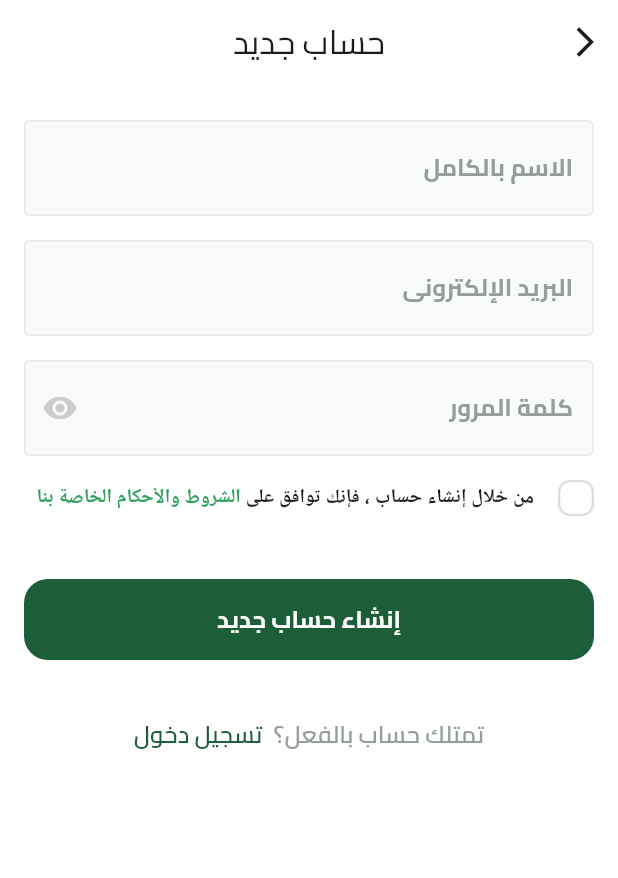
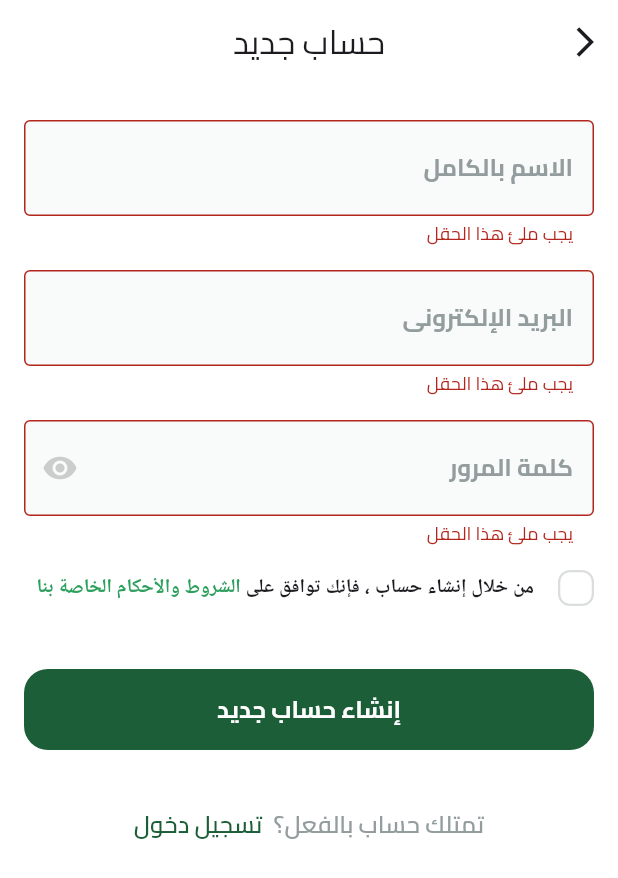
Before and after one commit to abdoAyman24/fruit, a Flutter app: the SinUp screen opened by its route, after a tap on "إنشاء حساب جديد", on a phone screen of 412 x 824 dp. Shown: the top 878 px of the screen. Run offline on Flutter 3.47's test engine with Material 3 defaults, Android fonts, the phone set to English and light mode, and no system bars; drawn by our look-alikes of modal_progress_hud_nsn; our stand-ins replace bloc, cloud_firestore, dartz, dots_indicator, firebase_auth, firebase_core and 4 more; accounts and stored records are empty.

Commit message:
password visible

```diff
--- a/lib/Core/Widget/custom_text_form_field.dart
+++ b/lib/Core/Widget/custom_text_form_field.dart
@@ -7,16 +7,24 @@ class CustomTextFormField extends StatelessWidget {
     super.key,
     required this.hint,
     required this.keyboardType,
-    this.widget,
+    this.widget, this.onSave,  this.obscureText =false,
   });
-
+final bool obscureText ;
   final String hint;
   final TextInputType keyboardType;
   final Widget? widget;
+  final void Function(String?)? onSave ;
   @override
   Widget build(BuildContext context) {
     return TextFormField(
-
+      obscureText: obscureText,
+      onSaved:onSave ,
+      validator: (value) {
+        if (value == null || value.isEmpty) {
+          return 'يجب ملئ هذا الحقل';
+        }
+        return null;
+      },
       cursorColor: appColor.primary,
       showCursor: true,
       keyboardType: keyboardType,
--- a/lib/Core/services/service_locator.dart
+++ b/lib/Core/services/service_locator.dart
@@ -5,7 +5,7 @@ import 'package:get_it/get_it.dart';
 
 final getIt = GetIt.instance;
 
-void setup() {
+void setupGetIt() {
   getIt.registerSingleton<FirebaseAuthService>(FirebaseAuthService());
   getIt.registerSingleton<AuthRepo>(RepoImpl(
      firebaseAuthService:  getIt<FirebaseAuthService>(),
--- /dev/null
+++ b/lib/Feature/Auth/Presentation/View/Widget/password_field.dart
@@ -0,0 +1,37 @@
+import 'package:flutter/material.dart';
+import 'package:fruit_hup/Core/Widget/custom_text_form_field.dart';
+
+class PasswordField extends StatefulWidget {
+  const PasswordField({super.key, required this.onSave});
+  final void Function(String?) onSave;
+  @override
+  State<PasswordField> createState() => _PasswordFieldState();
+}
+
+class _PasswordFieldState extends State<PasswordField> {
+  bool obscureText = true;
+  @override
+  Widget build(BuildContext context) {
+    return CustomTextFormField(
+      obscureText: obscureText,
+      onSave: widget.onSave,
+      hint: 'كلمة المرور',
+      keyboardType: TextInputType.visiblePassword,
+      widget: IconButton(
+        onPressed: () {
+
+          setState(() {
+           obscureText = !obscureText;
+          });
+        },
+        icon: obscureText? Icon(
+          Icons.remove_red_eye_sharp,
+          color: Colors.grey.withOpacity(0.5),
+        ) : Icon(
+          Icons.visibility_off,
+          color: Colors.grey.withOpacity(0.5),
+        ),
+      ),
+    );
+  }
+}
--- /dev/null
+++ b/lib/Feature/Auth/Presentation/View/Widget/sign_up_view_body_bloc_consumare.dart
@@ -0,0 +1,32 @@
+import 'package:flutter/material.dart';
+import 'package:flutter_bloc/flutter_bloc.dart';
+import 'package:fruit_hup/Core/helper_function/builder_Snack_Bare.dart';
+import 'package:fruit_hup/Feature/Auth/Presentation/View/Widget/sin_up_body.dart';
+import 'package:fruit_hup/Feature/Auth/Presentation/manager/signUp%20Cubit/cubit/sin_up_cubit.dart';
+import 'package:modal_progress_hud_nsn/modal_progress_hud_nsn.dart';
+
+class SignUpViewBodyBlocConsumar extends StatelessWidget {
+  const SignUpViewBodyBlocConsumar({super.key});
+
+  @override
+  Widget build(BuildContext context) {
+    return BlocConsumer<SinUpCubit, SinUpState>(
+      listener: (context, state) {
+        if (state is SignUpFailure) {
+          builderSnackBare(context, state.errorMessage);
+        }
+         if (state is SinUpSucces) {
+          builderSnackBare(context, 'تم إنشاء الحساب بنجاح ');
+        }
+      },
+      builder: (context, state) {
+        return ModalProgressHUD(
+          inAsyncCall: state is SignUpLoading ? true : false,
+          child: SinUpViewBody(),
+        );
+      },
+    );
+  }
+
+
+}
--- a/lib/Feature/Auth/Presentation/View/Widget/sin_up_body.dart
+++ b/lib/Feature/Auth/Presentation/View/Widget/sin_up_body.dart
@@ -1,45 +1,75 @@
 import 'package:flutter/material.dart';
+import 'package:flutter_bloc/flutter_bloc.dart';
 import 'package:fruit_hup/Core/Widget/custom_button.dart';
 import 'package:fruit_hup/Core/Widget/custom_text_form_field.dart';
 import 'package:fruit_hup/Feature/Auth/Presentation/View/Widget/have_an_acount.dart';
+import 'package:fruit_hup/Feature/Auth/Presentation/View/Widget/password_field.dart';
 import 'package:fruit_hup/Feature/Auth/Presentation/View/Widget/terms_condition_widget.dart';
+import 'package:fruit_hup/Feature/Auth/Presentation/manager/signUp%20Cubit/cubit/sin_up_cubit.dart';
 
-class SinUpBody extends StatelessWidget {
-  const SinUpBody({super.key});
+class SinUpViewBody extends StatefulWidget {
+  const SinUpViewBody({super.key});
 
+  @override
+  State<SinUpViewBody> createState() => _SinUpViewBodyState();
+}
+
+class _SinUpViewBodyState extends State<SinUpViewBody> {
+  final GlobalKey<FormState> formKey = GlobalKey();
+  AutovalidateMode autovalidateMode = AutovalidateMode.disabled;
+  late String userName, password, email;
   @override
   Widget build(BuildContext context) {
     return SingleChildScrollView(
       child: Padding(
         padding: const EdgeInsets.symmetric(horizontal: 16.0),
+        child: Form(
+          key: formKey,
+          autovalidateMode: autovalidateMode,
           child: Column(
             children: [
               const SizedBox(height: 24),
               CustomTextFormField(
+                onSave: (value) {
+                  userName = value!;
+                },
                 hint: 'الاسم بالكامل',
                 keyboardType: TextInputType.name,
               ),
               const SizedBox(height: 16),
               CustomTextFormField(
+                onSave: (value) {
+                  email = value!;
+                },
                 hint: 'البريد الإلكترونى',
                 keyboardType: TextInputType.emailAddress,
               ),
               const SizedBox(height: 16),
-            CustomTextFormField(
-              hint: 'كلمة المرور',
-              keyboardType: TextInputType.visiblePassword,
-              widget: IconButton(
-                onPressed: () {},
-                icon: Icon(
-                  Icons.remove_red_eye_sharp,
-                  color: Colors.grey.withOpacity(0.5),
-                ),
-              ),
+              PasswordField(
+                onSave: (value) {
+                  password = value!;
+                },
               ),
               const SizedBox(height: 16),
               TermsConditionWidget(),
               const SizedBox(height: 42),
-            CusttomButtom(onPressed: () {}, text: 'إنشاء حساب جديد'),
+              CusttomButtom(
+                onPressed: () {
+                  if (formKey.currentState!.validate()) {
+                    formKey.currentState!.save();
+                    context.read<SinUpCubit>().CreateUserWithEmaiAndPAssword(
+                      email: email,
+                      password: password,
+                      name: userName,
+                    );
+                  } else {
+                    setState(() {
+                      autovalidateMode = AutovalidateMode.always;
+                    });
+                  }
+                },
+                text: 'إنشاء حساب جديد',
+              ),
               const SizedBox(height: 38),
               haveAnAccount(
                 onPress: () {
@@ -49,6 +79,7 @@ class SinUpBody extends StatelessWidget {
             ],
           ),
         ),
+      ),
     );
   }
 }
--- a/lib/Feature/Auth/Presentation/View/sin_up.dart
+++ b/lib/Feature/Auth/Presentation/View/sin_up.dart
@@ -2,8 +2,8 @@ import 'package:flutter/material.dart';
 import 'package:flutter_bloc/flutter_bloc.dart';
 import 'package:fruit_hup/Core/Widget/custom_appbar.dart';
 import 'package:fruit_hup/Core/services/service_locator.dart';
+import 'package:fruit_hup/Feature/Auth/Presentation/View/Widget/sign_up_view_body_bloc_consumare.dart';
 
-import 'package:fruit_hup/Feature/Auth/Presentation/View/Widget/sin_up_body.dart';
 import 'package:fruit_hup/Feature/Auth/Presentation/manager/signUp%20Cubit/cubit/sin_up_cubit.dart';
 import 'package:fruit_hup/Feature/Auth/domain/Repo/auth_repo.dart';
 
@@ -16,7 +16,9 @@ class SinUp extends StatelessWidget {
       create: (context) => SinUpCubit(getIt<AuthRepo>()),
       child: Scaffold(
         appBar: BuildCustomAppBar(context, 'حساب جديد'),
-        body: SafeArea(child: SinUpBody()),
+        body: SafeArea(
+          child: SignUpViewBodyBlocConsumar(),
+        ),
       ),
     );
   }
--- a/lib/Feature/Auth/Presentation/manager/signUp Cubit/cubit/sin_up_state.dart
+++ b/lib/Feature/Auth/Presentation/manager/signUp Cubit/cubit/sin_up_state.dart
@@ -3,13 +3,16 @@ part of 'sin_up_cubit.dart';
 @immutable
 sealed class SinUpState {}
 
-final class SinUpInitial extends SinUpState {}
-final class SinUpLoading extends SinUpState {}
+final class SignUpInitial extends SinUpState {}
+
+final class SignUpLoading extends SinUpState {}
+
 final class SinUpSucces extends SinUpState {
   final UserEntity userEntity;
   SinUpSucces(this.userEntity);
 }
-final class SinUpFailure extends SinUpState {
+
+final class SignUpFailure extends SinUpState {
   final String errorMessage;
-  SinUpFailure(this.errorMessage);
+  SignUpFailure(this.errorMessage);
 }
--- a/pubspec.yaml
+++ b/pubspec.yaml
@@ -29,6 +29,7 @@ environment:
 # versions available, run `flutter pub outdated`.
 dependencies:
   bloc: ^9.0.0
+  cloud_firestore: ^6.0.1
   cupertino_icons: ^1.0.8
   dartz: ^0.10.1
   dots_indicator: ^4.0.1
@@ -41,6 +42,7 @@ dependencies:
     sdk: flutter
   flutter_svg: ^2.2.0
   get_it: ^8.2.0
+  modal_progress_hud_nsn: ^0.5.1
   shared_preferences: ^2.5.3
 
 dev_dependencies:
```
Also changed, not shown: lib/Core/helper_function/builder_Snack_Bare.dart (added, +7 -0 lines), lib/Core/helper_function/setupFirebaseEmulator.dart (added, +9 -0 lines), lib/Core/services/bloc_observer.dart (added, +18 -0 lines), lib/Core/services/firebase_auth_service.dart (+5 -4 lines), lib/Feature/Auth/Presentation/manager/signUp Cubit/cubit/sin_up_cubit.dart (+10 -7 lines), lib/main.dart (+21 -5 lines), firebase.json (added), lib/firebase_options.dart (added), pubspec.lock, 10 other files. Lines whose indentation alone changed are shown as unchanged.
